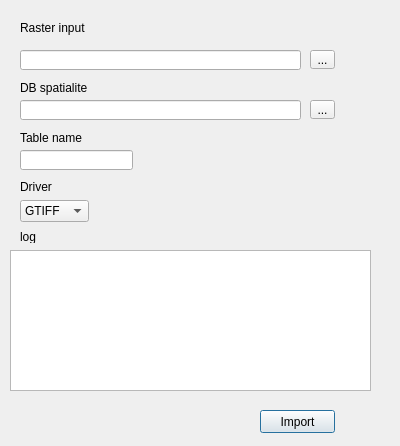
Old version of the form qgis2raster_dialog_base.ui in the repository enzococca/qgis2rasterlite.
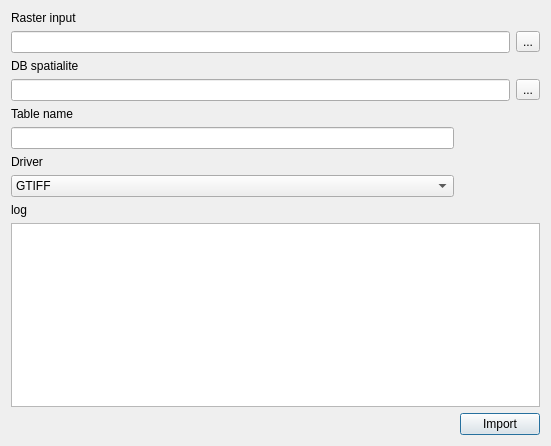
New version of the form.

Commit message: add log into listwidget

What changed in the file:
```diff
--- a/qgis2raster_dialog_base.ui
+++ b/qgis2raster_dialog_base.ui
@@ -6,74 +6,67 @@
    <rect>
     <x>0</x>
     <y>0</y>
-    <width>400</width>
+    <width>551</width>
     <height>446</height>
    </rect>
   </property>
   <property name="windowTitle">
    <string>qgis2rasterlite</string>
   </property>
+  <layout class="QGridLayout" name="gridLayout">
+   <item row="0" column="0">
   <widget class="QLabel" name="label">
-   <property name="geometry">
-    <rect>
-     <x>20</x>
-     <y>20</y>
-     <width>131</width>
-     <height>16</height>
-    </rect>
-   </property>
    <property name="text">
     <string>Raster input</string>
    </property>
   </widget>
-  <widget class="QLabel" name="label_2">
-   <property name="geometry">
-    <rect>
-     <x>20</x>
-     <y>130</y>
-     <width>91</width>
-     <height>16</height>
-    </rect>
-   </property>
+   </item>
+   <item row="1" column="0" colspan="2">
+    <widget class="QLineEdit" name="lineEdit_raster"/>
+   </item>
+   <item row="1" column="2">
+    <widget class="QToolButton" name="toolButton_raster">
    <property name="text">
-    <string>Table name</string>
-   </property>
-  </widget>
+      <string>...</string>
+     </property>
+    </widget>
+   </item>
+   <item row="2" column="0">
   <widget class="QLabel" name="label_3">
-   <property name="geometry">
-    <rect>
-     <x>20</x>
-     <y>80</y>
-     <width>91</width>
-     <height>16</height>
-    </rect>
-   </property>
    <property name="text">
     <string>DB spatialite</string>
    </property>
   </widget>
+   </item>
+   <item row="3" column="0" colspan="2">
+    <widget class="QLineEdit" name="lineEdit_database"/>
+   </item>
+   <item row="3" column="2">
+    <widget class="QToolButton" name="toolButton_database">
+     <property name="text">
+      <string>...</string>
+     </property>
+    </widget>
+   </item>
+   <item row="4" column="0">
+    <widget class="QLabel" name="label_2">
+     <property name="text">
+      <string>Table name</string>
+     </property>
+    </widget>
+   </item>
+   <item row="5" column="0">
+    <widget class="QLineEdit" name="lineEdit_table_name"/>
+   </item>
+   <item row="6" column="0">
   <widget class="QLabel" name="label_4">
-   <property name="geometry">
-    <rect>
-     <x>20</x>
-     <y>180</y>
-     <width>47</width>
-     <height>13</height>
-    </rect>
-   </property>
    <property name="text">
     <string>Driver</string>
    </property>
   </widget>
+   </item>
+   <item row="7" column="0">
   <widget class="QComboBox" name="comboBox_driver">
-   <property name="geometry">
-    <rect>
-     <x>20</x>
-     <y>200</y>
-     <width>69</width>
-     <height>22</height>
-    </rect>
-   </property>
    <item>
     <property name="text">
      <string>GTIFF</string>
@@ -85,98 +78,25 @@
     </property>
    </item>
   </widget>
-  <widget class="QLineEdit" name="lineEdit_table_name">
-   <property name="geometry">
-    <rect>
-     <x>20</x>
-     <y>150</y>
-     <width>113</width>
-     <height>20</height>
-    </rect>
-   </property>
-  </widget>
+   </item>
+   <item row="8" column="0">
   <widget class="QLabel" name="label_5">
-   <property name="geometry">
-    <rect>
-     <x>20</x>
-     <y>230</y>
-     <width>47</width>
-     <height>13</height>
-    </rect>
-   </property>
    <property name="text">
     <string>log</string>
    </property>
   </widget>
+   </item>
+   <item row="9" column="0" colspan="3">
+    <widget class="QListWidget" name="list"/>
+   </item>
+   <item row="10" column="1" colspan="2">
   <widget class="QPushButton" name="pushButton_import">
-   <property name="geometry">
-    <rect>
-     <x>260</x>
-     <y>410</y>
-     <width>75</width>
-     <height>23</height>
-    </rect>
-   </property>
    <property name="text">
     <string>Import</string>
    </property>
   </widget>
-  <widget class="QLineEdit" name="lineEdit_raster">
-   <property name="geometry">
-    <rect>
-     <x>20</x>
-     <y>50</y>
-     <width>281</width>
-     <height>20</height>
-    </rect>
-   </property>
-  </widget>
-  <widget class="QLineEdit" name="lineEdit_database">
-   <property name="geometry">
-    <rect>
-     <x>20</x>
-     <y>100</y>
-     <width>281</width>
-     <height>20</height>
-    </rect>
-   </property>
-  </widget>
-  <widget class="QToolButton" name="toolButton_raster">
-   <property name="geometry">
-    <rect>
-     <x>310</x>
-     <y>50</y>
-     <width>25</width>
-     <height>19</height>
-    </rect>
-   </property>
-   <property name="text">
-    <string>...</string>
-   </property>
-  </widget>
-  <widget class="QToolButton" name="toolButton_database">
-   <property name="geometry">
-    <rect>
-     <x>310</x>
-     <y>100</y>
-     <width>25</width>
-     <height>19</height>
-    </rect>
-   </property>
-   <property name="text">
-    <string>...</string>
-   </property>
-  </widget>
-  <widget class="QListWidget" name="list">
-   <property name="geometry">
-    <rect>
-     <x>10</x>
-     <y>250</y>
-     <width>361</width>
-     <height>141</height>
-    </rect>
-   </property>
-  </widget>
+   </item>
+  </layout>
  </widget>
  <resources/>
  <connections/>
```
Lines whose indentation alone changed are shown as unchanged. The commit also changes 2 other files.
